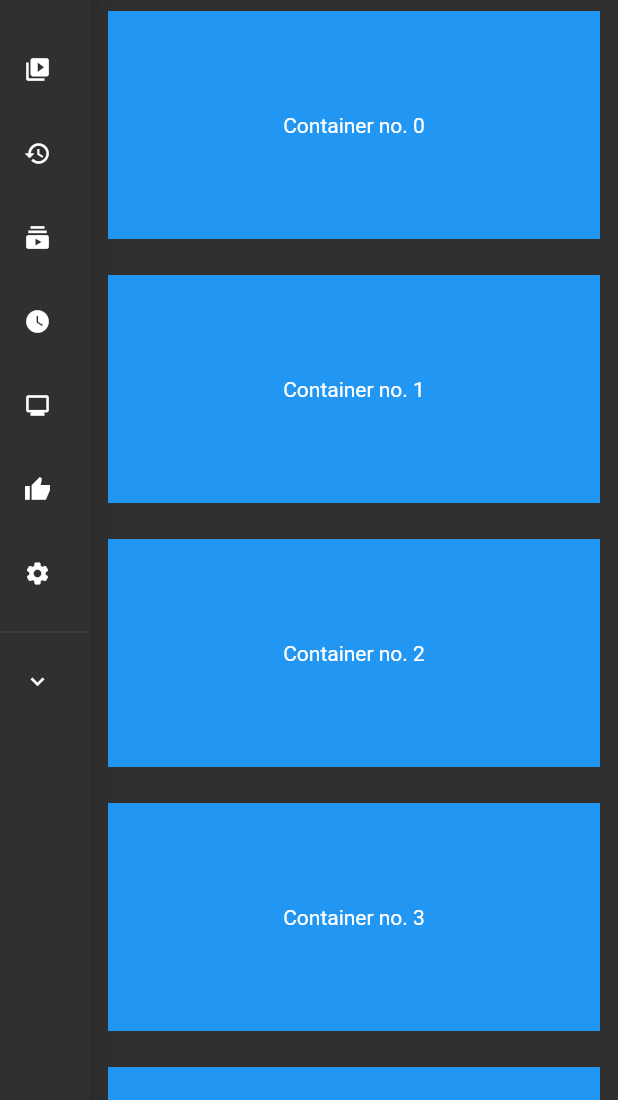
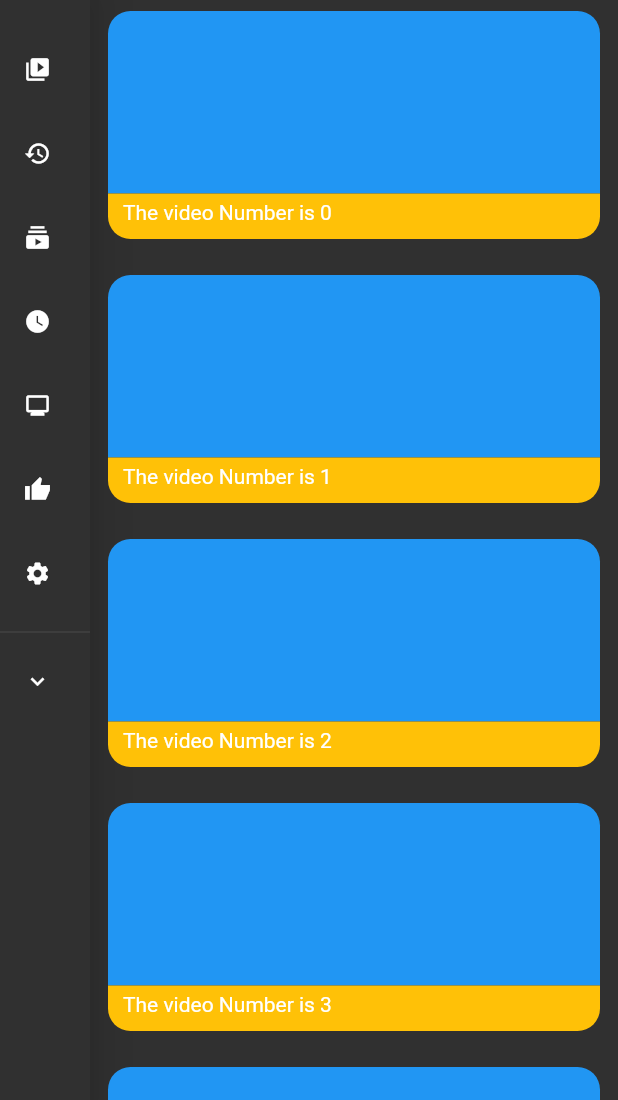
Before and after one commit to rubayet27/responsive_flytube, a Flutter app: the Tablet screen opened directly, on a phone screen of 412 x 824 dp, the part 136-1236 px from its top. Run offline on Flutter 3.47's test engine with Material 2 defaults, Android fonts, the phone set to English and light mode, and no system bars.

Commit message:
Mic Button and ui added

```diff
--- a/lib/Layouts/app_bar_layout.dart
+++ b/lib/Layouts/app_bar_layout.dart
@@ -145,10 +145,19 @@ class _AppBarLayoutState extends State<AppBarLayout> {
                 decoration: const BoxDecoration(
                     color: Color(0xff484848), shape: BoxShape.circle),
                 width: 40,
-                child: const Center(
-                  child: Icon(
-                    Icons.mic,
-                    size: 20,
+                child: Center(
+                  child: IconButton(
+                    icon:const Icon(
+                      Icons.mic,
+                      size: 20,
+                    ),
+                    onPressed: () {
+                      showDialog(
+                          context: context,
+                          builder: (context) {
+                            return VoiceSearch();
+                          });
+                    },
                   ),
                 ),
               ),
--- a/lib/Layouts/content_page.dart
+++ b/lib/Layouts/content_page.dart
@@ -28,11 +28,45 @@ class _ContentPage extends State<ContentPage> {
               child: SizedBox(
                 height: 200,
                 width: 200,
-                child: Container(
-                  color: Colors.blue,
-                  child: Center(
-                    child: Text("Container no. $index"),
-                  ),
+                child: Column(
+                  children: [
+                    Flexible(
+                      flex: 4,
+                      child: Container(
+                        decoration: const BoxDecoration(
+                          color: Colors.blue,
+                          borderRadius: BorderRadius.only(
+                            topLeft: Radius.circular(15),
+                            topRight: Radius.circular(15),
+                          ),
+                        ),
+                      ),
+                    ),
+                    Flexible(
+                      flex: 1,
+                      child: Container(
+                        decoration: const BoxDecoration(
+                          color: Colors.amber,
+                          borderRadius: BorderRadius.only(
+                            bottomLeft: Radius.circular(15),
+                            bottomRight: Radius.circular(15),
+                          ),
+                        ),
+                        child: Align(
+                          alignment: Alignment.topLeft,
+                          child: Row(
+                            children: [
+                              Padding(
+                                padding:
+                                    const EdgeInsets.only(left: 10, top: 5),
+                                child: Text("The video Number is $index"),
+                              ),
+                            ],
+                          ),
+                        ),
+                      ),
+                    )
+                  ],
                 ),
               ),
             );
--- a/lib/Layouts/drawer_items.dart
+++ b/lib/Layouts/drawer_items.dart
@@ -19,7 +19,7 @@ class DrawerItem extends StatelessWidget {
         Navigator.push(context, MaterialPageRoute(builder: (context) {
           return navigatePage;
         },
-        settings: RouteSettings(name: navigatePage?.)
+        settings: RouteSettings(name: navigatePage?.toString())
         )
         );*/
       },
```
Also changed, not shown: lib/Layouts/notification_account.dart (+25 -0 lines).
